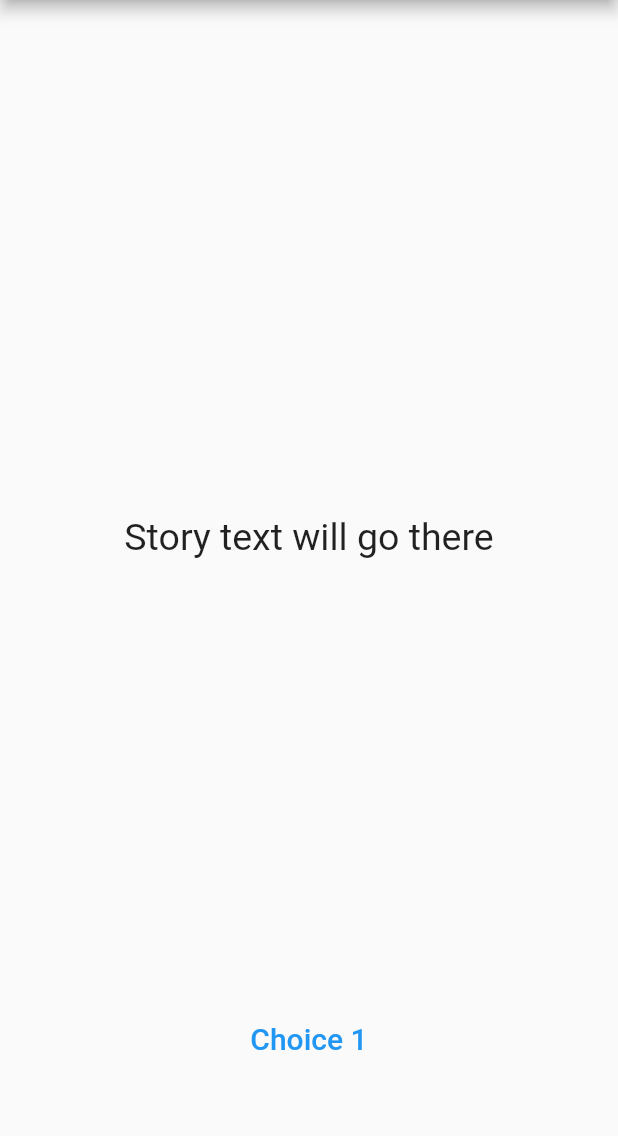
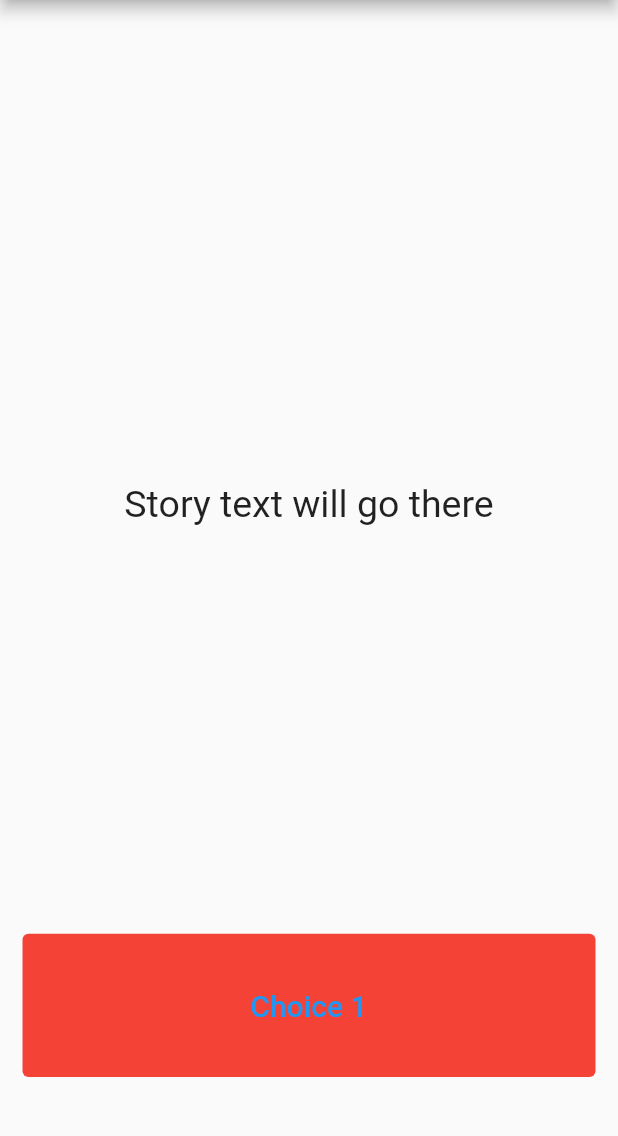
Before and after one commit to vijai-ks/Destini, a Flutter app: the screen it shows after launch, on a phone screen of 412 x 824 dp, the part 84-1220 px from its top. Run offline on Flutter 3.47's test engine with Material 2 defaults, Android fonts, the phone set to English and light mode, and no system bars.

Commit message:
style: destini: Add bg color,flex to text button
Signed-off-by: vijai-ks <vijai.ksv@gmail.com>

```diff
--- a/lib/main.dart
+++ b/lib/main.dart
@@ -48,10 +48,14 @@
                 ),
               ),
               Expanded(
+                flex: 2,
                 child: TextButton(
                   onPressed: () {
                     print(1);
                   },
+                  style: TextButton.styleFrom(
+                    backgroundColor: Colors.red,
+                  ),
                   child: const Text(
                     'Choice 1',
                     style: TextStyle(
```
